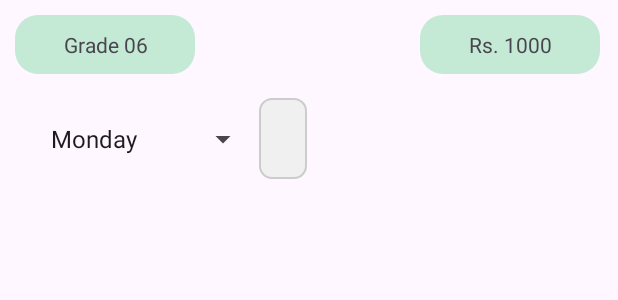
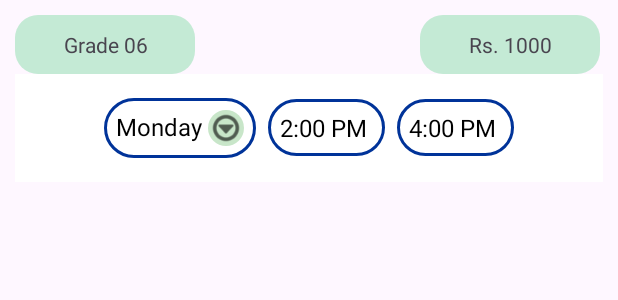
Before and after one commit to MeghanaNuwanthi/Tuition-Class-Management-System, an Android app: the layout activity_dashboard_edit.xml on its own in the app's theme, with its tools: preview values and no code run, on a phone screen of 412 x 824 dp. Shown: the top 300 px of the screen. Run offline under Robolectric (Android 15) with nearby library versions, the phone set to English and light mode, and no system bars.

Commit message:
changes made on dashboard edit, yet to test run

```diff
--- a/app/src/main/AndroidManifest.xml
+++ b/app/src/main/AndroidManifest.xml
@@ -27,6 +27,9 @@
                 <category android:name="android.intent.category.LAUNCHER" />
             </intent-filter>
         </activity>
+
+        <activity android:name=".DashboardEdit"
+            android:exported="true"/>
     </application>
 
 </manifest>
--- a/app/src/main/java/edu/cinec/myapplication_mobile/DashboardEdit.java
+++ b/app/src/main/java/edu/cinec/myapplication_mobile/DashboardEdit.java
@@ -1,24 +1,68 @@
 package edu.cinec.myapplication_mobile;
 
+import android.app.AlertDialog;
+import android.app.TimePickerDialog;
 import android.os.Bundle;
-
-import androidx.activity.EdgeToEdge;
+import android.widget.LinearLayout;
+import android.widget.TextView;
 import androidx.appcompat.app.AppCompatActivity;
-import androidx.core.graphics.Insets;
-import androidx.core.view.ViewCompat;
-import androidx.core.view.WindowInsetsCompat;
+import java.util.Calendar;
 
 public class DashboardEdit extends AppCompatActivity {
+
+    // Declare variables OUTSIDE onCreate()
+    private TextView txtDay, txtStartTime, txtEndTime;
+    private final String[] days = {"Monday", "Tuesday", "Wednesday", "Thursday", "Friday", "Saturday", "Sunday"};
 
     @Override
     protected void onCreate(Bundle savedInstanceState) {
         super.onCreate(savedInstanceState);
-        EdgeToEdge.enable(this);
         setContentView(R.layout.activity_dashboard_edit);
-        ViewCompat.setOnApplyWindowInsetsListener(findViewById(R.id.main), (v, insets) -> {
-            Insets systemBars = insets.getInsets(WindowInsetsCompat.Type.systemBars());
-            v.setPadding(systemBars.left, systemBars.top, systemBars.right, systemBars.bottom);
-            return insets;
-        });
+
+        // Initialize UI elements
+        txtDay = findViewById(R.id.txtDay);
+        txtStartTime = findViewById(R.id.txtStartTime);
+        txtEndTime = findViewById(R.id.txtEndTime);
+        LinearLayout layoutDay = findViewById(R.id.layoutDay);
+        LinearLayout layoutStartTime = findViewById(R.id.layoutStartTime);
+        LinearLayout layoutEndTime = findViewById(R.id.layoutEndTime);
+
+        // Show Dropdown for Days Selection
+        layoutDay.setOnClickListener(v -> showDayPicker());
+
+        // Open TimePicker for Start Time
+        layoutStartTime.setOnClickListener(v -> showTimePicker(txtStartTime));
+
+        // Open TimePicker for End Time
+        layoutEndTime.setOnClickListener(v -> showTimePicker(txtEndTime));
+    }
+
+    // Show a day selection dialog
+    private void showDayPicker() {
+        AlertDialog.Builder builder = new AlertDialog.Builder(this);
+        builder.setTitle("Select a Day");
+        builder.setItems(days, (dialog, which) -> txtDay.setText(days[which]));
+        builder.show();
+    }
+
+    // Show a time picker dialog
+    private void showTimePicker(TextView textView) {
+        Calendar calendar = Calendar.getInstance();
+        int hour = calendar.get(Calendar.HOUR_OF_DAY);
+        int minute = calendar.get(Calendar.MINUTE);
+
+        TimePickerDialog timePickerDialog = new TimePickerDialog(
+                this,
+                (view, selectedHour, selectedMinute) -> {
+                    String period = (selectedHour < 12) ? "AM" : "PM";
+                    int displayHour = (selectedHour > 12) ? (selectedHour - 12) : selectedHour;
+                    if (displayHour == 0) displayHour = 12;
+                    String time = displayHour + ":" + String.format("%02d", selectedMinute) + " " + period;
+                    textView.setText(time);
+                },
+                hour, minute, false
+        );
+
+        timePickerDialog.show();
     }
 }
--- /dev/null
+++ b/app/src/main/res/drawable/border_blue.xml
@@ -0,0 +1,6 @@
+<shape xmlns:android="http://schemas.android.com/apk/res/android"
+    android:shape="rectangle">
+    <solid android:color="@android:color/white"/>
+    <stroke android:width="2dp" android:color="#003399"/>
+    <corners android:radius="20dp"/>
+</shape>
--- /dev/null
+++ b/app/src/main/res/drawable/circle_bg.xml
@@ -0,0 +1,4 @@
+<shape xmlns:android="http://schemas.android.com/apk/res/android"
+    android:shape="oval">
+    <solid android:color="#C8E6C9"/>
+</shape>
--- a/app/src/main/res/drawable/time_slot_background.xml
+++ /dev/null
@@ -1,15 +0,0 @@
-<?xml version="1.0" encoding="utf-8"?>
-<selector xmlns:android="http://schemas.android.com/apk/res/android">
-    <item android:state_selected="true">
-        <shape android:shape="rectangle">
-            <solid android:color="#E0E0E0" />  <corners android:radius="8dp" />
-            <stroke android:color="@color/grade6_light_color" android:width="2dp" />
-        </shape>
-    </item>
-    <item>
-        <shape android:shape="rectangle">
-            <solid android:color="#F0F0F0" />  <corners android:radius="8dp" />
-            <stroke android:color="#CCCCCC" android:width="1dp" />
-        </shape>
-    </item>
-</selector>
--- a/app/src/main/res/layout/activity_dashboard_edit.xml
+++ b/app/src/main/res/layout/activity_dashboard_edit.xml
@@ -44,37 +44,86 @@
                 android:textAlignment="center"/>
         </LinearLayout>
 
-        <LinearLayout xmlns:android="http://schemas.android.com/apk/res/android"
-            xmlns:app="http://schemas.android.com/apk/res-auto"
-            xmlns:tools="http://schemas.android.com/tools"
+        <LinearLayout
+            xmlns:android="http://schemas.android.com/apk/res/android"
             android:layout_width="match_parent"
-            android:layout_height="match_parent"
+            android:layout_height="wrap_content"
             android:orientation="horizontal"
+            android:gravity="center"
             android:padding="16dp"
-            tools:context=".MainActivity">
+            android:background="@android:color/white">
 
-            <Spinner
-                android:id="@+id/daySpinner"
+            <!-- Day Selection -->
+            <LinearLayout
+                android:id="@+id/layoutDay"
                 android:layout_width="wrap_content"
                 android:layout_height="wrap_content"
-                android:entries="@array/days_array"  />
+                android:orientation="horizontal"
+                android:background="@drawable/border_blue"
+                android:padding="8dp"
+                android:gravity="center_horizontal"
+                android:layout_marginEnd="8dp">
 
-            <androidx.recyclerview.widget.RecyclerView
-                android:id="@+id/timeSlotRecyclerView"
+                <TextView
+                    android:id="@+id/txtDay"
+                    android:layout_width="wrap_content"
+                    android:layout_height="wrap_content"
+                    android:text="Monday"
+                    android:textSize="16sp"
+                    android:textColor="@android:color/black"
+                    android:paddingEnd="4dp"/>
+
+                <ImageView
+                    android:id="@+id/imgDropdown"
+                    android:layout_width="24dp"
+                    android:layout_height="24dp"
+                    android:background="@drawable/circle_bg"
+                    android:src="@android:drawable/ic_menu_more"
+                    app:tint="@android:color/black" />
+            </LinearLayout>
+
+            <!-- Start Time -->
+            <LinearLayout
+                android:id="@+id/layoutStartTime"
                 android:layout_width="wrap_content"
                 android:layout_height="wrap_content"
-                android:layout_marginTop="16dp" />
+                android:orientation="horizontal"
+                android:background="@drawable/border_blue"
+                android:padding="8dp"
+                android:gravity="center"
+                android:layout_marginEnd="8dp">
 
-            <TextView
-                android:id="@+id/timeSlotText"
+                <TextView
+                    android:id="@+id/txtStartTime"
+                    android:layout_width="wrap_content"
+                    android:layout_height="wrap_content"
+                    android:text="2:00 PM"
+                    android:textSize="16sp"
+                    android:textColor="@android:color/black"
+                    android:paddingEnd="4dp"/>
+            </LinearLayout>
+
+            <!-- End Time -->
+            <LinearLayout
+                android:id="@+id/layoutEndTime"
                 android:layout_width="wrap_content"
                 android:layout_height="wrap_content"
-                android:textSize="16sp"
-                android:gravity="center"
-                android:padding="16dp"
-                android:background="@drawable/time_slot_background"  />
+                android:orientation="horizontal"
+                android:background="@drawable/border_blue"
+                android:padding="8dp"
+                android:gravity="center">
+
+                <TextView
+                    android:id="@+id/txtEndTime"
+                    android:layout_width="wrap_content"
+                    android:layout_height="wrap_content"
+                    android:text="4:00 PM"
+                    android:textSize="16sp"
+                    android:textColor="@android:color/black"
+                    android:paddingEnd="4dp"/>
+            </LinearLayout>
 
         </LinearLayout>
 
-    </LinearLayout>
+        </LinearLayout>
 </androidx.constraintlayout.widget.ConstraintLayout>
--- a/app/src/main/res/values/arrays.xml
+++ /dev/null
@@ -1,12 +0,0 @@
-<?xml version="1.0" encoding="utf-8"?>
-<resources>
-    <array name="days_array">
-        <item>Monday</item>
-        <item>Tuesday</item>
-        <item>Wednesday</item>
-        <item>Thursday</item>
-        <item>Friday</item>
-        <item>Saturday</item>
-        <item>Sunday</item>
-    </array>
-</resources>
```
